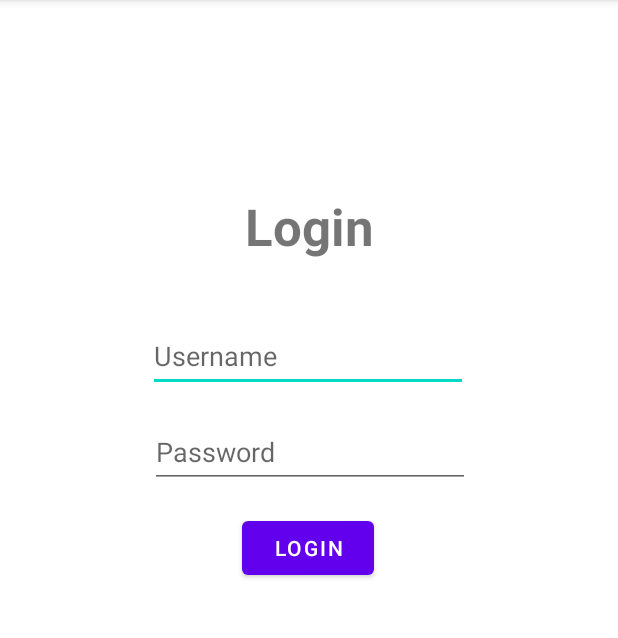
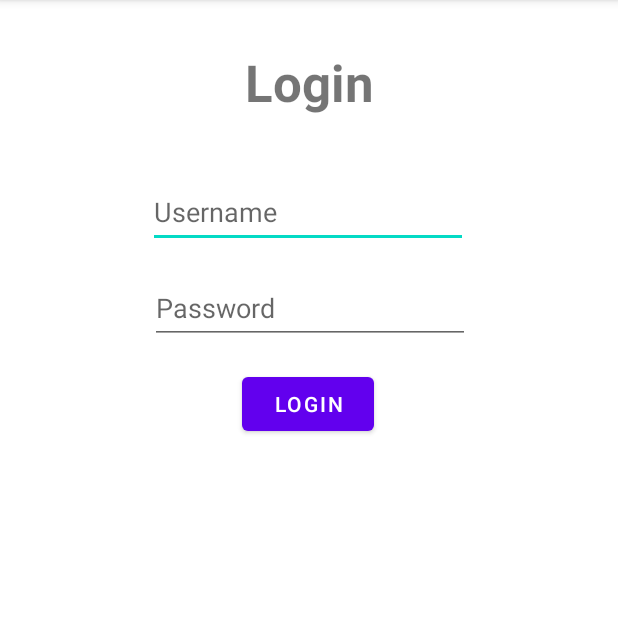
Before and after one commit to priunnagru/CS-4261A-FPA, an Android app: the screen it shows after launch (MainActivity), after a tap on "LOGIN", on a phone screen of 412 x 824 dp, the part 84-722 px from its top. Run offline under Robolectric (Android 15) with nearby library versions, the phone set to English and light mode, and no system bars.

Commit message:
MainActivity transfers username data to BroadcastActivity

```diff
--- a/SimpleLoginandBroadcast/app/src/main/java/com/example/simpleloginandbroadcast/MainActivity.kt
+++ b/SimpleLoginandBroadcast/app/src/main/java/com/example/simpleloginandbroadcast/MainActivity.kt
@@ -17,8 +17,13 @@ class MainActivity : AppCompatActivity() {
 
         val intentBroadcast = Intent(this, BroadcastActivity::class.java)
         buttonLogin.setOnClickListener {
-            if (inputUsername.text.toString() == "admin"
-                && inputPassword.text.toString() == "admin") {
+            val username = inputUsername.text.toString()
+            val password = inputPassword.text.toString()
+            if (username == "admin" && password == "admin") {
+                intentBroadcast.putExtra("username", username)
+                inputUsername.setText("")
+                inputPassword.setText("")
+
                 startActivity(intentBroadcast)
             }
         }
--- a/SimpleLoginandBroadcast/app/src/main/res/layout/activity_main.xml
+++ b/SimpleLoginandBroadcast/app/src/main/res/layout/activity_main.xml
@@ -10,7 +10,7 @@
         android:id="@+id/textLogin"
         android:layout_width="wrap_content"
         android:layout_height="wrap_content"
-        android:layout_marginTop="128dp"
+        android:layout_marginTop="32dp"
         android:layout_marginBottom="32dp"
         android:text="Login"
         android:textAlignment="center"
```
Also changed, not shown: SimpleLoginandBroadcast/app/src/main/java/com/example/simpleloginandbroadcast/BroadcastActivity.kt (+9 -0 lines), SimpleLoginandBroadcast/app/src/main/res/layout/activity_broadcast.xml (+9 -0 lines).
